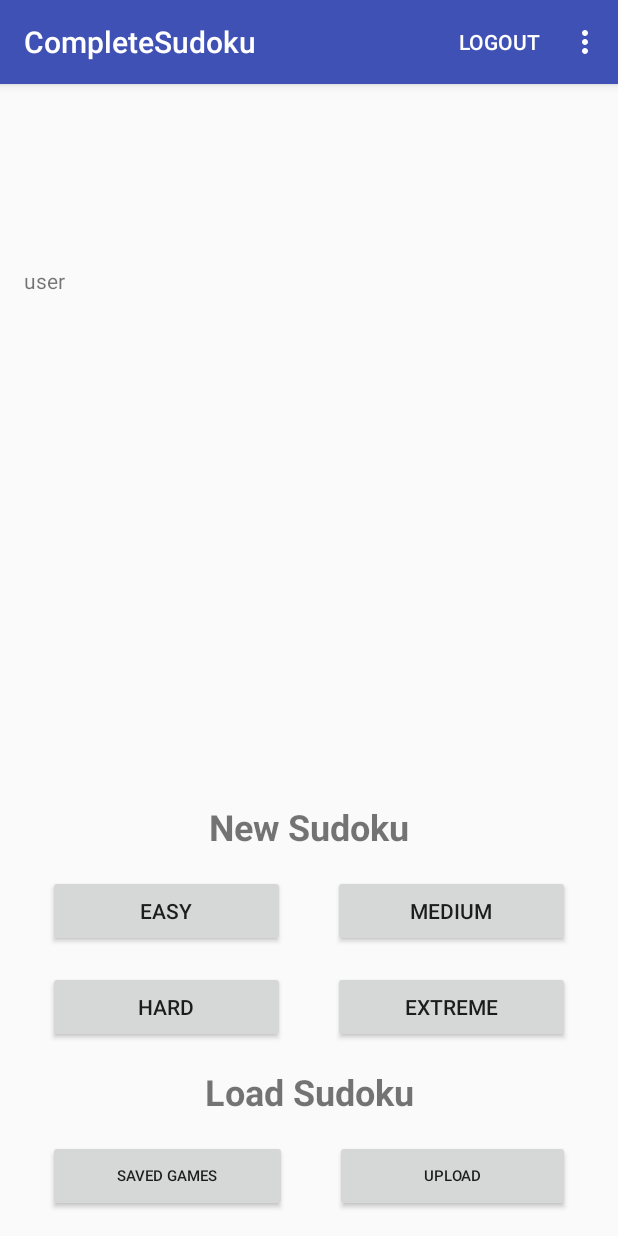
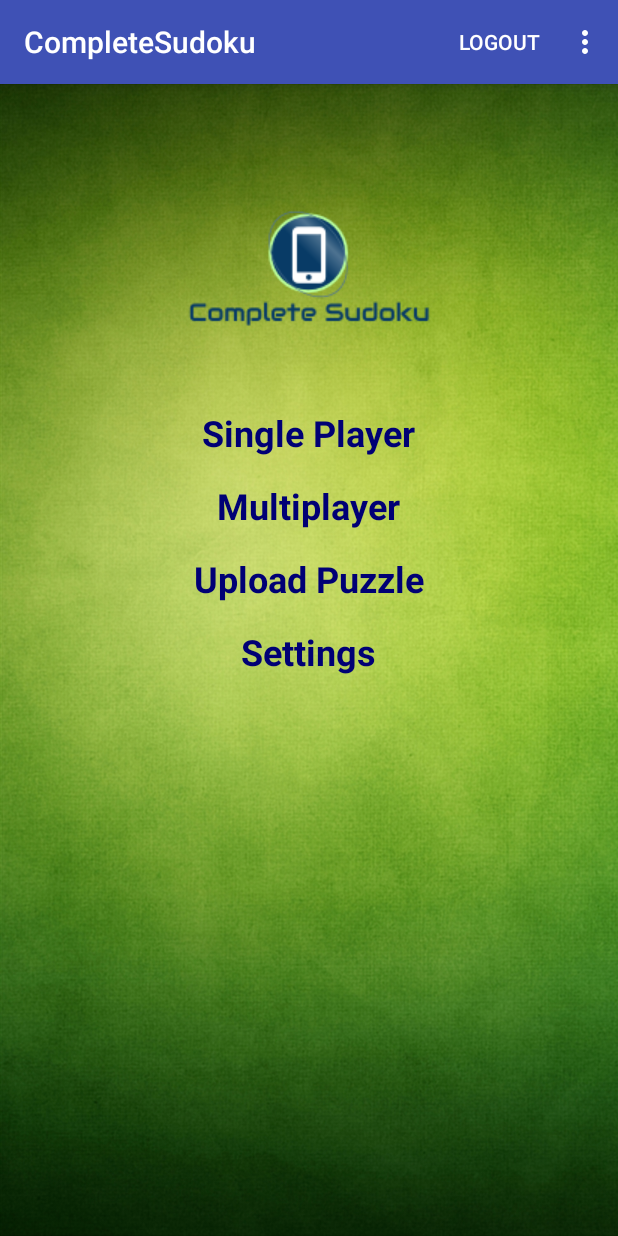
Before and after one commit to dornelasN/CompleteSudoku2, an Android app: the screen it shows after launch once a user with an empty profile is signed in (MainActivity), on a phone screen of 412 x 824 dp. Run offline under Robolectric (Android 15) with nearby library versions, the light colour scheme and no system bars; our stand-ins replace Firebase (no records; nobody signed in at launch, a user with empty details on screens opened directly); libraries missing offline, so code that uses them is left out: com.facebook, com.facebook.login; 6 statements that could not run were skipped.

Commit message:
SinglePlayer Activity and MainActivity, fixes in guesst and main xml. Updated strings.xml Multiplayer and Settings in MainActivity still to be created.

```diff
--- a/app/src/main/AndroidManifest.xml
+++ b/app/src/main/AndroidManifest.xml
@@ -27,6 +27,7 @@
         <activity android:name=".PlayGameActivity" />
         <activity android:name=".UploadActivity" />
         <activity android:name=".SavedGamesActivity" />
+        <activity android:name=".SinglePlayerActivity"></activity>
     </application>
 
 </manifest>
--- a/app/src/main/java/com/example/enkhturbadamsaikhan/completesudoku/MainActivity.java
+++ b/app/src/main/java/com/example/enkhturbadamsaikhan/completesudoku/MainActivity.java
@@ -28,15 +28,11 @@
 
     private TextView nameTextView;
     private TextView emailTextView;
-    private TextView uidTextView;
-
-    private Button easy;
-    private Button medium;
-    private Button hard;
-    private Button extreme;
-
-    private Button upload;
-    private Button saved;
+    //private TextView uidTextView;
+    private TextView singlePlayer;
+    private TextView multiplayer;
+    private TextView uploadPuzzle;
+    private TextView settings;
 
     private DatabaseReference mDatabaseUsers;
 
@@ -49,7 +45,7 @@
 
         nameTextView = (TextView) findViewById(R.id.nameTextView);
         emailTextView = (TextView) findViewById(R.id.emailTextView);
-        uidTextView = (TextView) findViewById(R.id.uidTextView);
+        //uidTextView = (TextView) findViewById(R.id.uidTextView);
 
         mAuth = FirebaseAuth.getInstance();
         mAuthListener = new FirebaseAuth.AuthStateListener() {
@@ -73,12 +69,12 @@
         if(user != null ) {
             String name = user.getDisplayName();
             String email = user.getEmail();
-            Uri photoUrl = user.getPhotoUrl();
-            String uid = user.getUid();
+            //Uri photoUrl = user.getPhotoUrl();
+            //String uid = user.getUid();
 
             nameTextView.setText(name);
             emailTextView.setText(email);
-            uidTextView.setText(uid);
+            //uidTextView.setText(uid);
 
         } else {
             goToLoginScreen();
@@ -87,46 +83,30 @@
 //        Toolbar myToolbar = (Toolbar) findViewById(R.id.my_toolbar);
 //        setSupportActionBar(myToolbar);
 
-        easy = (Button) findViewById(R.id.easyButton);
-        medium = (Button) findViewById(R.id.mediumButton);
-        hard = (Button) findViewById(R.id.hardButton);
-        extreme = (Button) findViewById(R.id.extremeButton);
-        upload =  (Button) findViewById(R.id.uploadButton);
-        saved = (Button) findViewById(R.id.savedSudokuButton);
+        singlePlayer = (TextView) findViewById(R.id.single_player);
+        multiplayer = (TextView) findViewById(R.id.multiplayer);
+        uploadPuzzle = (TextView) findViewById(R.id.tv_upload);
+        settings = (TextView) findViewById(R.id.settings);
 
-        easy.setOnClickListener(new View.OnClickListener() {
+        singlePlayer.setOnClickListener(new View.OnClickListener() {
             @Override
             public void onClick(View v) {
-                Intent i = new Intent(MainActivity.this, PlayGameActivity.class);
+                Intent i = new Intent(MainActivity.this, SinglePlayerActivity.class);
                 startActivity(i);
             }
         });
 
-        medium.setOnClickListener(new View.OnClickListener() {
+        multiplayer.setOnClickListener(new View.OnClickListener() {
             @Override
             public void onClick(View v) {
-                Intent i = new Intent(MainActivity.this, PlayGameActivity.class);
-                startActivity(i);
+//                Intent i = new Intent(MainActivity.this, PlayGameActivity.class);
+//                startActivity(i);
+
+                Toast.makeText(MainActivity.this, "Create Multiplayer Activity", Toast.LENGTH_LONG).show();
             }
         });
 
-        hard.setOnClickListener(new View.OnClickListener() {
-            @Override
-            public void onClick(View v) {
-                Intent i = new Intent(MainActivity.this, PlayGameActivity.class);
-                startActivity(i);
-            }
-        });
-
-        extreme.setOnClickListener(new View.OnClickListener() {
-            @Override
-            public void onClick(View v) {
-                Intent i = new Intent(MainActivity.this, PlayGameActivity.class);
-                startActivity(i);
-            }
-        });
-
-        upload.setOnClickListener(new View.OnClickListener() {
+        uploadPuzzle.setOnClickListener(new View.OnClickListener() {
             @Override
             public void onClick(View v) {
                 Intent i = new Intent(MainActivity.this, UploadActivity.class);
@@ -134,11 +114,12 @@
             }
         });
 
-        saved.setOnClickListener(new View.OnClickListener() {
+        settings.setOnClickListener(new View.OnClickListener() {
             @Override
             public void onClick(View v) {
-                Intent i = new Intent(MainActivity.this, SavedGamesActivity.class);
-                startActivity(i);
+//                Intent i = new Intent(MainActivity.this, PlayGameActivity.class);
+//                startActivity(i);
+                Toast.makeText(MainActivity.this, "Create Settings Activity", Toast.LENGTH_LONG).show();
             }
         });
     }
--- a/app/src/main/res/layout/activity_main.xml
+++ b/app/src/main/res/layout/activity_main.xml
@@ -9,141 +9,105 @@
     android:paddingLeft="@dimen/activity_horizontal_margin"
     android:paddingRight="@dimen/activity_horizontal_margin"
     android:paddingTop="@dimen/activity_vertical_margin"
-    tools:context="com.example.enkhturbadamsaikhan.completesudoku.MainActivity">
+    tools:context="com.example.enkhturbadamsaikhan.completesudoku.MainActivity"
+    android:background="@drawable/background_image">
 
-    <LinearLayout
+
+
+
+
+
+    <RelativeLayout
+        android:layout_width="match_parent"
+        android:layout_height="match_parent"
         android:orientation="vertical"
+        android:layout_alignParentTop="true"
+        android:layout_alignParentStart="true">
+
+        <ImageView
+            android:id="@+id/imageView"
             android:layout_width="match_parent"
             android:layout_height="wrap_content"
-        android:weightSum="1"
-        android:layout_alignParentBottom="true"
-        android:layout_alignParentStart="true">
-
+            android:layout_alignParentTop="true"
+            android:layout_centerHorizontal="true"
+            app:srcCompat="@drawable/logo_small" />
 
         <TextView
-            android:text="@string/tv_newSudoku"
-            android:layout_width="match_parent"
+            android:id="@+id/tv_single_player"
+            android:layout_width="wrap_content"
             android:layout_height="wrap_content"
-            android:id="@+id/tv_newSudoku"
+            android:clickable="true"
+            android:layout_centerHorizontal="true"
+            android:typeface="sans"
             android:textSize="24sp"
             android:textStyle="bold"
-            android:textAlignment="center"
-            android:layout_marginTop="10dp" />
+            android:textColor="#000075"
+            android:text="@string/tv_single_player"
+            android:layout_below="@id/imageView"/>
 
-        <LinearLayout
-            android:orientation="horizontal"
-            android:layout_width="match_parent"
-            android:layout_marginTop="16dp"
-            android:layout_height="64dp">
-
-            <Button
-                android:text="@string/easyButton"
+        <TextView
+            android:id="@+id/multiplayer"
             android:layout_width="wrap_content"
             android:layout_height="wrap_content"
-                android:id="@+id/easyButton"
-                android:layout_marginLeft="16dp"
-                android:layout_marginRight="16dp"
-                android:layout_weight="1" />
+            android:clickable="true"
+            android:layout_centerHorizontal="true"
+            android:typeface="sans"
+            android:textSize="24sp"
+            android:textStyle="bold"
+            android:textColor="#000075"
+            android:layout_marginTop="16dp"
+            android:text="@string/tv_multiplayer"
+            android:layout_below="@id/tv_single_player"/>
 
-            <Button
-                android:text="@string/mediumButton"
+        <TextView
+            android:id="@+id/tv_upload"
             android:layout_width="wrap_content"
             android:layout_height="wrap_content"
-                android:id="@+id/mediumButton"
-                android:layout_marginLeft="16dp"
-                android:layout_marginRight="16dp"
-                android:layout_weight="1" />
-        </LinearLayout>
+            android:clickable="true"
+            android:layout_centerHorizontal="true"
+            android:typeface="sans"
+            android:textSize="24sp"
+            android:textStyle="bold"
+            android:textColor="#000075"
+            android:layout_marginTop="16dp"
+            android:text="@string/tv_upload_title"
+            android:layout_below="@id/multiplayer"/>
 
-        <LinearLayout
-            android:orientation="horizontal"
-            android:layout_width="match_parent"
-            android:layout_height="64dp">
-
-            <Button
-                android:text="@string/hardButton"
+        <TextView
+            android:id="@+id/settings"
             android:layout_width="wrap_content"
             android:layout_height="wrap_content"
-                android:id="@+id/hardButton"
-                android:layout_marginLeft="16dp"
-                android:layout_marginRight="16dp"
-                android:layout_weight="1" />
-
-            <Button
-                android:text="@string/extremeButton"
-                android:layout_width="wrap_content"
-                android:layout_height="wrap_content"
-                android:id="@+id/extremeButton"
-                android:layout_marginLeft="16dp"
-                android:layout_marginRight="16dp"
-                android:layout_weight="1" />
-        </LinearLayout>
+            android:clickable="true"
+            android:layout_centerHorizontal="true"
+            android:typeface="sans"
+            android:textSize="24sp"
+            android:textStyle="bold"
+            android:textColor="#000075"
+            android:layout_marginTop="16dp"
+            android:text="@string/action_settings"
+            android:layout_below="@id/tv_upload"/>
 
         <TextView
-            android:text="@string/tv_loadSudoku"
+            android:layout_height="wrap_content"
             android:layout_width="match_parent"
-            android:layout_height="wrap_content"
-            android:id="@+id/tv_loadSudoku"
-            android:textSize="24sp"
-            android:textStyle="bold"
-            android:textAlignment="center" />
-
-        <LinearLayout
-            android:orientation="horizontal"
-            android:layout_width="match_parent"
-            android:layout_marginTop="16dp"
-            android:layout_height="wrap_content"
-            >
-
-            <Button
-                android:layout_width="wrap_content"
-                android:layout_height="wrap_content"
-                android:id="@+id/savedSudokuButton"
-                android:layout_marginLeft="16dp"
-                android:layout_marginRight="16dp"
-                android:layout_weight="1"
-                android:text="@string/savedSudokuButton"
-                android:textSize="10sp"/>
-
-            <Button
-                android:text="@string/uploadButton"
-                android:layout_width="wrap_content"
-                android:layout_height="wrap_content"
-                android:id="@+id/uploadButton"
-                android:layout_marginLeft="16dp"
-                android:layout_marginRight="16dp"
-                android:layout_weight="1"
-                android:textSize="10sp"/>
-        </LinearLayout>
-
-
-    </LinearLayout>
-
-    <TextView
-        android:id="@+id/uidTextView"
-        android:layout_width="match_parent"
-        android:layout_height="wrap_content"
-        android:text="UID"
-        android:textSize="14sp"
-        android:layout_below="@+id/emailTextView"
-        android:layout_alignParentStart="true" />
-
-    <TextView
             android:id="@+id/nameTextView"
-        android:layout_width="match_parent"
-        android:layout_height="wrap_content"
-        android:textSize="20sp"
-        android:layout_marginTop="56dp"
+            android:textSize="16sp"
             android:text="Name"
-        android:layout_alignParentTop="true"
+            android:textColor="#000075"
+            android:layout_above="@+id/emailTextView"
             android:layout_alignParentStart="true" />
 
         <TextView
             android:id="@+id/emailTextView"
             android:layout_width="match_parent"
             android:layout_height="wrap_content"
+            android:layout_gravity="bottom"
             android:text="Email"
+            android:textColor="#000075"
             android:textSize="16sp"
-        android:layout_below="@+id/nameTextView"
+            android:layout_alignParentBottom="true"
             android:layout_alignParentStart="true" />
+
     </RelativeLayout>
+
+</RelativeLayout>
--- a/app/src/main/res/values/strings.xml
+++ b/app/src/main/res/values/strings.xml
@@ -11,17 +11,18 @@
     <string name="b_upload_gallery">From Gallery</string>
     <string name="b_upload_upload">Upload</string>
     <string name="cancelButton">Cancel</string>
-    <string name="easyButton">Easy</string>
-    <string name="extremeButton">Extreme</string>
     <string name="facebook_application_id" translatable="false">995849827213662</string>
     <string name="fb_login_protocol_scheme">fb1172523412805682</string>
-    <string name="hardButton">Hard</string>
     <string name="loadButton">Load</string>
-    <string name="mediumButton">Medium</string>
     <string name="savedSudokuButton">Saved games</string>
     <string name="tv_email">E-Mail:</string>
-    <string name="tv_loadSudoku">Load Sudoku</string>
-    <string name="tv_newSudoku">New Sudoku</string>
+    <string name="tv_easy_mode">Easy</string>
+    <string name="tv_extreme_mode">Extreme</string>
+    <string name="tv_hard_mode">Hard</string>
+    <string name="tv_load_puzzle">Load Puzzle</string>
+    <string name="tv_multiplayer">Multiplayer</string>
+    <string name="tv_medium_mode">Medium</string>
+    <string name="tv_new_puzzle">New Puzzle</string>
     <string name="tv_password">Password:</string>
     <string name="tv_password_register">Password:</string>
     <string name="tv_savedGames">Saved Games</string>
```
Also changed, not shown: app/src/main/java/com/example/enkhturbadamsaikhan/completesudoku/SinglePlayerActivity.java (added, +81 -0 lines), app/src/main/res/layout/activity_guest.xml (+4 -4 lines), app/src/main/res/layout/activity_single_player.xml (added, +138 -0 lines). Lines whose indentation alone changed are shown as unchanged.
